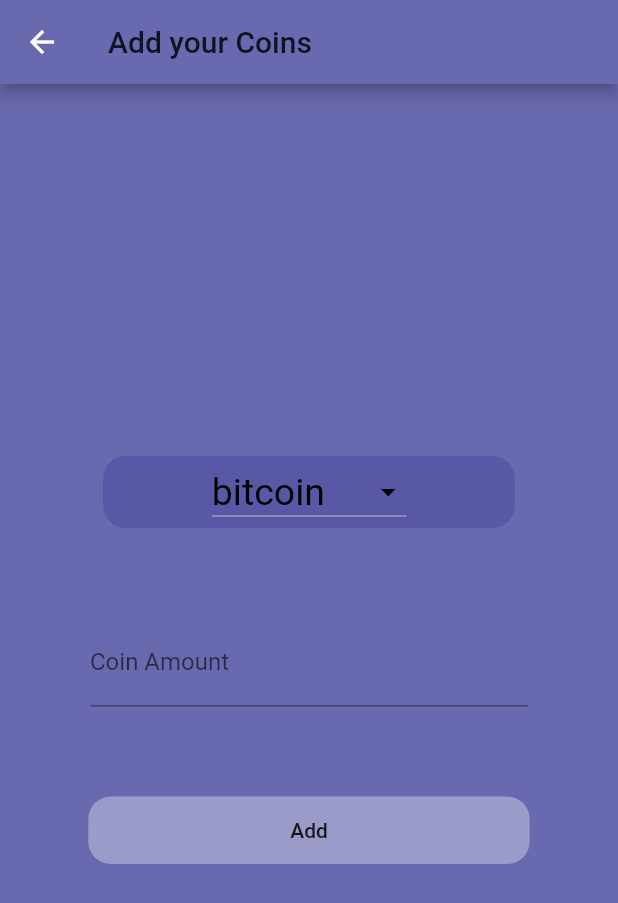
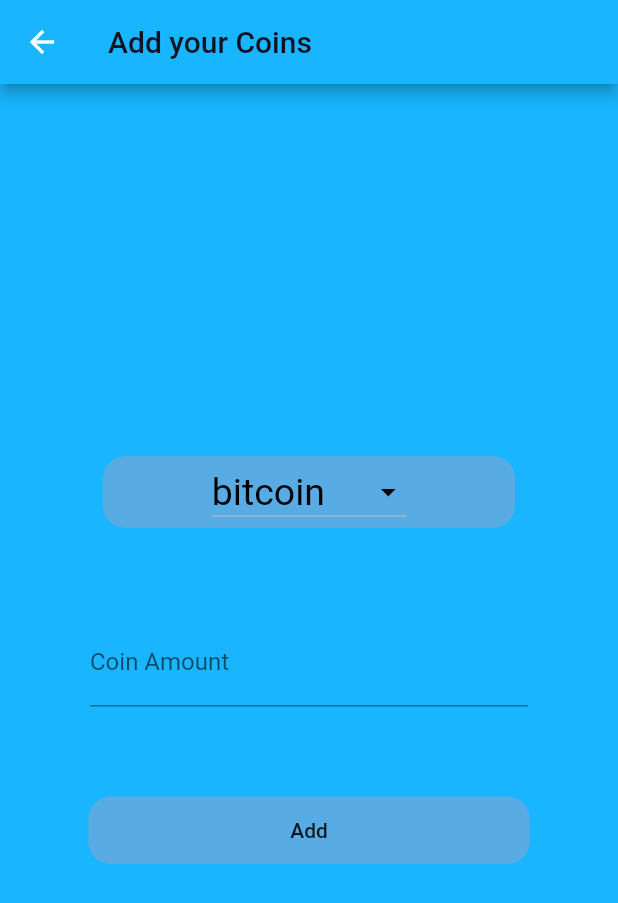
Before and after one commit to sincerelyyyash/crypto_wallet, a Flutter app: the screen it shows once a user with an empty profile is signed in, after a tap on the "add" icon, on a phone screen of 412 x 824 dp. Shown: the top 903 px of the screen. Run offline on Flutter 3.47's test engine with Material 2 defaults, Android fonts, the phone set to English and light mode, and no system bars; our stand-ins replace cloud_firestore, firebase_auth, firebase_core; accounts and stored records are empty; network calls fail.

Commit message:
Changed UI
Changed complete color theme on all the pages.

```diff
--- a/lib/ui/add_view.dart
+++ b/lib/ui/add_view.dart
@@ -29,13 +29,13 @@ class _AddViewState extends State<AddView> {
   Widget build(BuildContext context) {
     return Scaffold(
         appBar: AppBar(
-            backgroundColor: Color(0xFF6969b0),
+            backgroundColor: Color(0xFF19B5FE),
             title: const Text('Add your Coins',
                 style: TextStyle(
                   color: Color(0xFF121222),
                 ))),
         body: Container(
-          color: Color(0xFF6969b0),
+          color: Color(0xFF19B5FE),
           child: Column(
             mainAxisAlignment: MainAxisAlignment.center,
             children: [
@@ -43,7 +43,7 @@ class _AddViewState extends State<AddView> {
                 width: MediaQuery.of(context).size.width / 1.5,
                 decoration: BoxDecoration(
                   borderRadius: BorderRadius.circular(15),
-                  color: Color(0xFF5858a7),
+                  color: Color(0xFF59ABE3),
                 ),
                 child: Center(
                   child: DropdownButton(
@@ -87,7 +87,7 @@ class _AddViewState extends State<AddView> {
                 height: 45,
                 decoration: BoxDecoration(
                   borderRadius: BorderRadius.circular(15.0),
-                  color: Color(0xFF9b9bca),
+                  color: Color(0xFF59ABE3),
                 ),
                 child: MaterialButton(
                   onPressed: () async {
--- a/lib/ui/authentication.dart
+++ b/lib/ui/authentication.dart
@@ -18,30 +18,31 @@ class _AuthenticationState extends State<Authentication> {
   Widget build(BuildContext context) {
     return Scaffold(
       appBar: AppBar(
-        backgroundColor: Color(0xFF6969b0),
-        title: const Text('My Networth',
+        centerTitle: true,
+        backgroundColor: Color(0xFF19B5FE),
+        title: const Text('NetWorth',
             style: TextStyle(
-              color: Color(0xFF121222),
+              color: Colors.white,
             )),
       ),
       body: Container(
         width: MediaQuery.of(context).size.width,
         height: MediaQuery.of(context).size.height,
         decoration: BoxDecoration(
-          color: Color(0xFF6969b0),
+          color: Color(0xFF19B5FE),
         ),
         child: Column(mainAxisAlignment: MainAxisAlignment.center, children: [
           Container(
               width: MediaQuery.of(context).size.width / 1.3,
               child: TextFormField(
-                style: TextStyle(color: Colors.black),
+                style: TextStyle(color: Colors.white),
                 controller: _emailField,
                 decoration: InputDecoration(
                   hintText: "example@email.com",
-                  hintStyle: TextStyle(color: Colors.black),
+                  hintStyle: TextStyle(color: Colors.white),
                   labelText: "Email",
                   labelStyle: TextStyle(
-                    color: Colors.black,
+                    color: Colors.white,
                   ),
                 ),
               )),
@@ -49,15 +50,15 @@ class _AuthenticationState extends State<Authentication> {
           Container(
               width: MediaQuery.of(context).size.width / 1.3,
               child: TextFormField(
-                style: TextStyle(color: Colors.black),
+                style: TextStyle(color: Colors.white),
                 controller: _passwordField,
                 obscureText: true,
                 decoration: InputDecoration(
                   hintText: "Password",
-                  hintStyle: TextStyle(color: Colors.black),
+                  hintStyle: TextStyle(color: Colors.white),
                   labelText: "Password",
                   labelStyle: TextStyle(
-                    color: Colors.black,
+                    color: Colors.white,
                   ),
                 ),
               )),
@@ -67,7 +68,7 @@ class _AuthenticationState extends State<Authentication> {
             height: 45,
             decoration: BoxDecoration(
               borderRadius: BorderRadius.circular(15.0),
-              color: Colors.white,
+              color: Color(0xFF59ABE3),
             ),
             child: MaterialButton(
               onPressed: () async {
@@ -90,7 +91,7 @@ class _AuthenticationState extends State<Authentication> {
             height: 45,
             decoration: BoxDecoration(
               borderRadius: BorderRadius.circular(15.0),
-              color: Colors.white,
+              color: Color(0xFF59ABE3),
             ),
             child: MaterialButton(
               onPressed: () async {
--- a/lib/ui/home_view.dart
+++ b/lib/ui/home_view.dart
@@ -75,15 +75,15 @@ class _HomeViewState extends State<HomeView> {
     return Scaffold(
       appBar: AppBar(
           centerTitle: true,
-          backgroundColor: Color(0xFF6969b0),
+          backgroundColor: Color(0xFF19B5FE),
           automaticallyImplyLeading: false,
           title: const Text('My NetWorth',
               style: TextStyle(
-                color: Color(0xFF121222),
+                color: Colors.white,
               ))),
       body: Container(
         decoration: BoxDecoration(
-          color: Color(0xFF2c2c3a),
+          color: Color(0xFF19B5FE),
         ),
         width: MediaQuery.of(context).size.width,
         height: MediaQuery.of(context).size.height,
@@ -111,7 +111,7 @@ class _HomeViewState extends State<HomeView> {
                           height: MediaQuery.of(context).size.height / 12,
                           decoration: BoxDecoration(
                             borderRadius: BorderRadius.circular(15.0),
-                            color: Color(0xFF5858a7),
+                            color: Color(0xFF59ABE3),
                           ),
                           child: Row(
                             mainAxisAlignment: MainAxisAlignment.spaceBetween,
@@ -122,12 +122,12 @@ class _HomeViewState extends State<HomeView> {
                               Text(
                                 "${document.id}",
                                 style: TextStyle(
-                                    color: Color(0xFFababd3), fontSize: 18),
+                                    color: Colors.white, fontSize: 18),
                               ),
                               Text(
                                   "${getValues(document.id, document['Amount'])} Rs",
                                   style: TextStyle(
-                                      color: Color(0xFFababd3), fontSize: 18)),
+                                      color: Colors.white, fontSize: 18)),
                               IconButton(
                                 onPressed: () async {
                                   await removeCoins(document.id);
```
Also changed, not shown: pubspec.yaml (+0 -29 lines).
